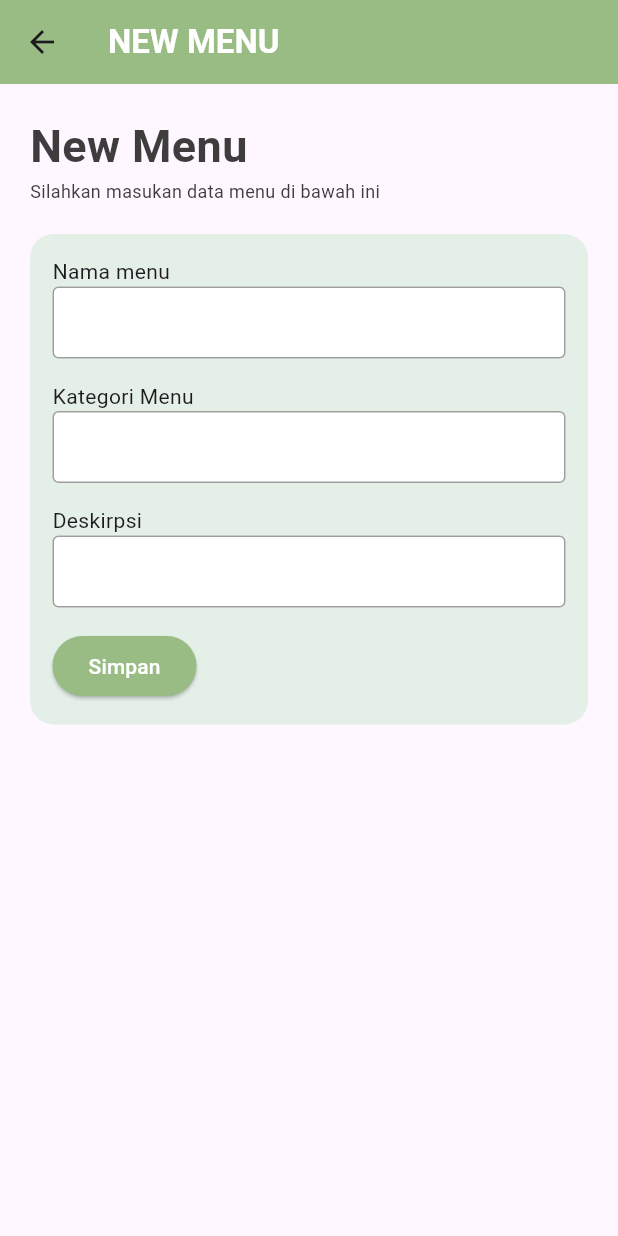
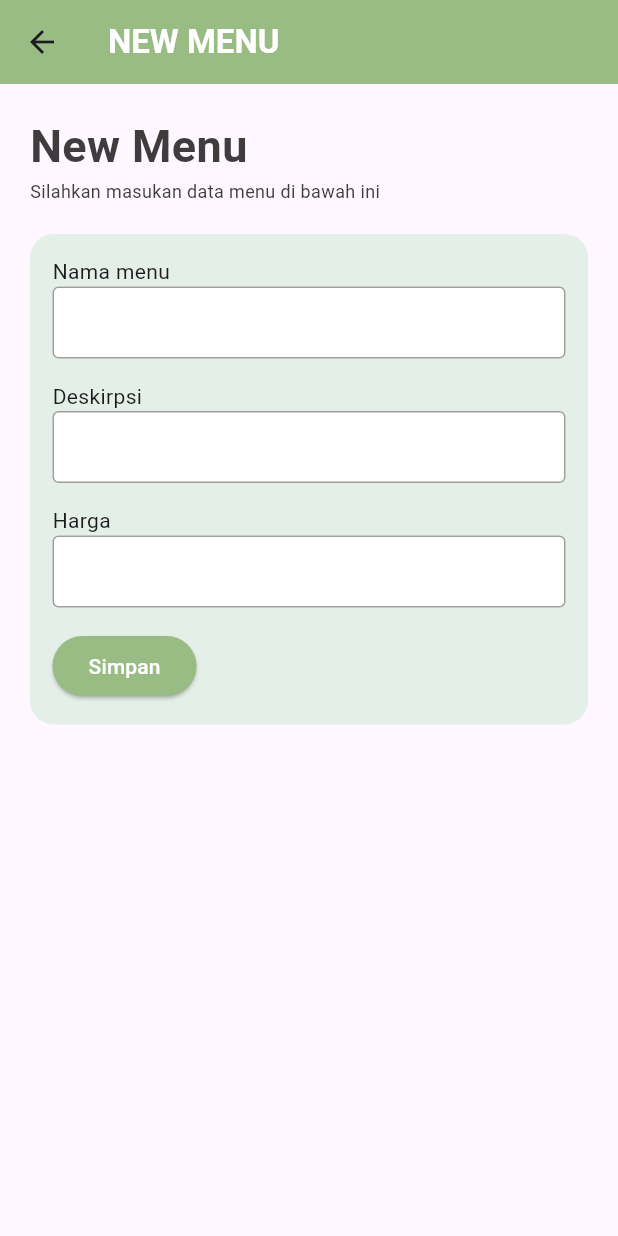
Before and after one commit to SonnySon1/te_tea, a Flutter app: the Newmenu screen opened by its route, on a phone screen of 412 x 824 dp. Run offline on Flutter 3.47's test engine with Material 3 defaults, Android fonts, the phone set to English and light mode, and no system bars.

Commit message:
style(newmenu): perbaikan ctagory jadi harga

```diff
--- a/lib/newmenu.dart
+++ b/lib/newmenu.dart
@@ -60,7 +60,7 @@ class Newmenu extends StatelessWidget {
                       child: Column(
                         crossAxisAlignment: CrossAxisAlignment.start,
                         children: [
-                          Text("Kategori Menu"),
+                          Text("Deskirpsi"),
                           TextField(
                             decoration: InputDecoration(
                               enabledBorder: OutlineInputBorder(
@@ -82,7 +82,7 @@ class Newmenu extends StatelessWidget {
                       child: Column(
                         crossAxisAlignment: CrossAxisAlignment.start,
                         children: [
-                          Text("Deskirpsi"),
+                          Text("Harga"),
                           TextField(
                             decoration: InputDecoration(
                               enabledBorder: OutlineInputBorder(
```
